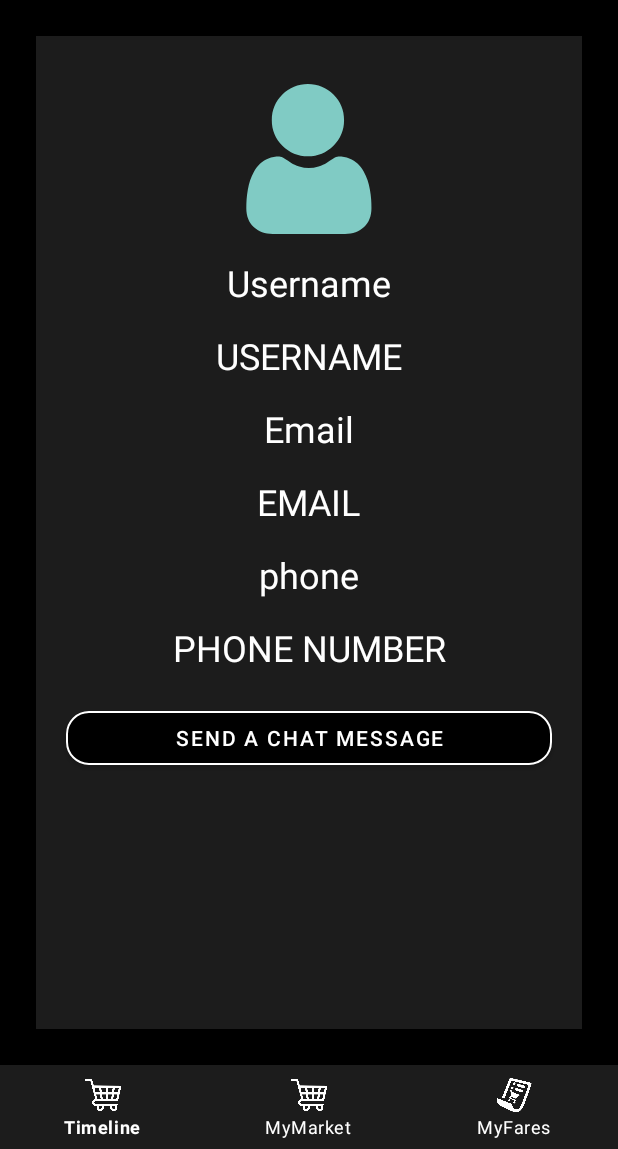
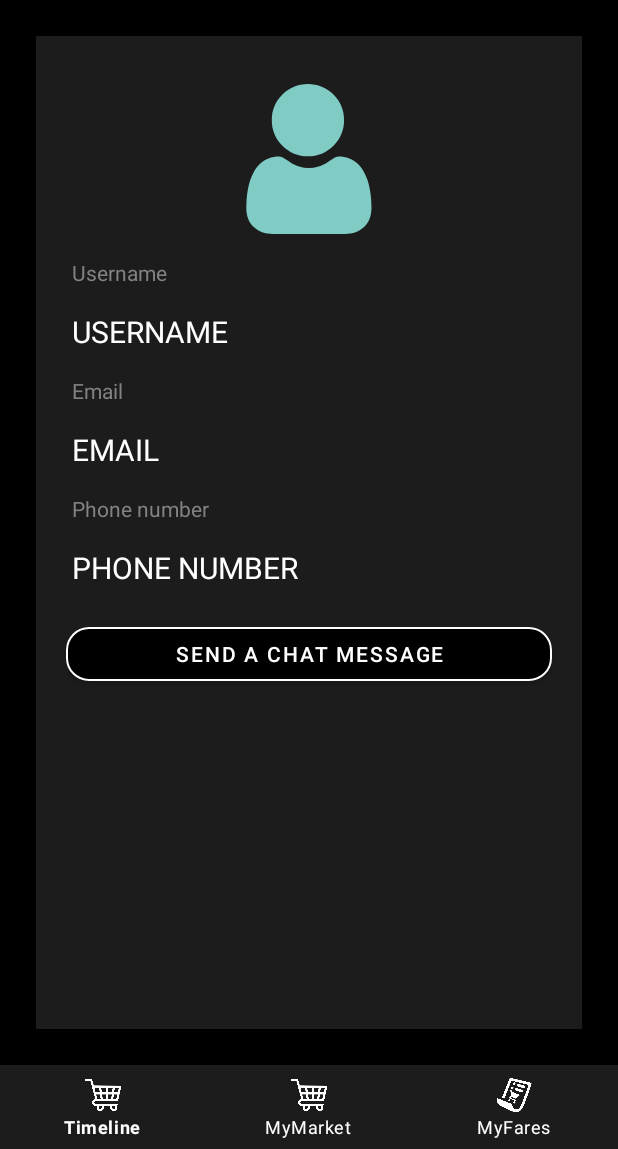
Before and after one commit to ElekesRebeka/Bazaar, an Android app: the ProfileViewFragment screen opened through its navigation route, on a phone screen of 412 x 824 dp, the part 87-1236 px from its top. Run offline under Robolectric (Android 15) with nearby library versions, the phone set to English and light mode, and no system bars; our stand-ins replace navigation-ui; 1 statement that could not run was skipped.

Commit message:
View sellers profile page functionality added

```diff
--- a/app/src/main/java/com/example/bazaar/ui/auth/LoginFragment.kt
+++ b/app/src/main/java/com/example/bazaar/ui/auth/LoginFragment.kt
@@ -12,6 +12,7 @@ import android.widget.TextView
 import androidx.lifecycle.ViewModelProvider
 import androidx.lifecycle.lifecycleScope
 import androidx.navigation.fragment.findNavController
+import com.example.bazaar.MainActivity
 import com.example.bazaar.R
 import com.example.bazaar.repository.Repository
 import com.example.bazaar.viewmodels.LoginViewModel
@@ -53,9 +54,11 @@ class LoginFragment : Fragment() {
             loginViewModel.user.value.let {
                 if (it != null) {
                     it.username = email.text.toString()
+                    MainActivity.sharedPreferences.putStringValue("logged_in_user_name", it.username)
                 }
                 if (it != null) {
                     it.password = password.text.toString()
+                    MainActivity.sharedPreferences.putStringValue("logged_in_user_pass", it.password)
                 }
             }
             lifecycleScope.launch {
--- a/app/src/main/java/com/example/bazaar/ui/auth/ProfileViewFragment.kt
+++ b/app/src/main/java/com/example/bazaar/ui/auth/ProfileViewFragment.kt
@@ -5,21 +5,30 @@ import androidx.fragment.app.Fragment
 import android.view.LayoutInflater
 import android.view.View
 import android.view.ViewGroup
+import android.widget.Button
+import android.widget.EditText
+import android.widget.TextView
 import androidx.lifecycle.ViewModelProvider
 import androidx.lifecycle.lifecycleScope
 import com.example.bazaar.R
 import com.example.bazaar.repository.Repository
+import com.example.bazaar.viewmodels.GetUserDataViewModel
+import com.example.bazaar.viewmodels.GetUserDataViewModelFactory
 import com.example.bazaar.viewmodels.UpdateViewModel
 import com.example.bazaar.viewmodels.UpdateViewModelFactory
 import kotlinx.coroutines.launch
 
 class ProfileViewFragment : Fragment() {
-    lateinit var updateViewModel: UpdateViewModel
+    private lateinit var email: TextView
+    private lateinit var username: TextView
+    private lateinit var phone: TextView
+
+    lateinit var getUserDataViewModel: GetUserDataViewModel
 
     override fun onCreate(savedInstanceState: Bundle?) {
         super.onCreate(savedInstanceState)
-        val factory = UpdateViewModelFactory(Repository())
-        updateViewModel = ViewModelProvider(this, factory).get(UpdateViewModel::class.java)
+        val factory = GetUserDataViewModelFactory(Repository())
+        getUserDataViewModel = ViewModelProvider(this, factory).get(GetUserDataViewModel::class.java)
     }
 
     override fun onCreateView(
@@ -28,11 +37,15 @@ class ProfileViewFragment : Fragment() {
     ): View? {
         // Inflate the layout for this fragment
         val view = inflater.inflate(R.layout.fragment_profile_view, container, false)
+        email = view.findViewById(R.id.emailView)
+        phone = view.findViewById(R.id.phoneNumberView)
+        username = view.findViewById(R.id.nameView)
 
-        //lifecycleScope.launch {
-            //updateViewModel.getData()
-        //}
-
+        getUserDataViewModel.user.observe(viewLifecycleOwner) {
+            username.setText(getUserDataViewModel.user.value!!.username)
+            email.setText(getUserDataViewModel.user.value!!.email)
+            phone.setText(getUserDataViewModel.user.value!!.phone_number.toString())
+        }
         return view
     }
 
--- /dev/null
+++ b/app/src/main/java/com/example/bazaar/viewmodels/GetUserDataViewModel.kt
@@ -0,0 +1,34 @@
+package com.example.bazaar.viewmodels
+
+import android.util.Log
+import androidx.lifecycle.MutableLiveData
+import androidx.lifecycle.ViewModel
+import androidx.lifecycle.viewModelScope
+import com.example.bazaar.MainActivity
+import com.example.bazaar.model.ResponseUser
+import com.example.bazaar.repository.Repository
+import kotlinx.coroutines.launch
+
+class GetUserDataViewModel (val repository: Repository) : ViewModel() {
+    var user: MutableLiveData<ResponseUser> = MutableLiveData()
+
+    init{
+        val seller = MainActivity.sharedPreferences.getStringValue("seller","")
+        if (seller != null) {
+            getData(seller)
+        }
+    }
+
+    private fun getData(username: String){
+        viewModelScope.launch{
+            try{
+                val result = repository.getUserData(username)
+                //Log.d("xxx","getData: ${result.data[0]}")
+                user.value = result.data[0]
+            }
+            catch (e: Exception) {
+                Log.d("xxx", "UpdateViewModel - exception: ${e.toString()}")
+            }
+        }
+    }
+}
--- /dev/null
+++ b/app/src/main/java/com/example/bazaar/viewmodels/GetUserDataViewModelFactory.kt
@@ -0,0 +1,11 @@
+package com.example.bazaar.viewmodels
+
+import androidx.lifecycle.ViewModel
+import androidx.lifecycle.ViewModelProvider
+import com.example.bazaar.repository.Repository
+
+class GetUserDataViewModelFactory (private val repository: Repository) : ViewModelProvider.Factory {
+    override fun <T : ViewModel?> create(modelClass: Class<T>): T {
+        return GetUserDataViewModel(repository) as T
+    }
+}
--- a/app/src/main/res/layout/fragment_profile_view.xml
+++ b/app/src/main/res/layout/fragment_profile_view.xml
@@ -20,11 +20,13 @@
         android:id="@+id/name"
         android:layout_width="wrap_content"
         android:layout_height="wrap_content"
+        android:layout_marginStart="24dp"
         android:layout_marginTop="16dp"
         android:text="@string/username"
-        android:textColor="@color/white"
-        android:textSize="24sp"
+        android:textColor="#828282"
+        android:textSize="14sp"
         app:layout_constraintEnd_toEndOf="parent"
+        app:layout_constraintHorizontal_bias="0.0"
         app:layout_constraintStart_toStartOf="parent"
         app:layout_constraintTop_toBottomOf="@+id/profileImage" />
 
@@ -32,11 +34,13 @@
         android:id="@+id/nameView"
         android:layout_width="wrap_content"
         android:layout_height="wrap_content"
+        android:layout_marginStart="24dp"
         android:layout_marginTop="16dp"
         android:text="USERNAME"
         android:textColor="@color/white"
-        android:textSize="24sp"
+        android:textSize="20sp"
         app:layout_constraintEnd_toEndOf="parent"
+        app:layout_constraintHorizontal_bias="0.0"
         app:layout_constraintStart_toStartOf="parent"
         app:layout_constraintTop_toBottomOf="@+id/name" />
 
@@ -44,11 +48,13 @@
         android:id="@+id/email"
         android:layout_width="wrap_content"
         android:layout_height="wrap_content"
+        android:layout_marginStart="24dp"
         android:layout_marginTop="16dp"
         android:text="@string/email"
-        android:textColor="@color/white"
-        android:textSize="24sp"
+        android:textColor="#828282"
+        android:textSize="14sp"
         app:layout_constraintEnd_toEndOf="parent"
+        app:layout_constraintHorizontal_bias="0.0"
         app:layout_constraintStart_toStartOf="parent"
         app:layout_constraintTop_toBottomOf="@+id/nameView" />
 
@@ -56,11 +62,13 @@
         android:id="@+id/emailView"
         android:layout_width="wrap_content"
         android:layout_height="wrap_content"
+        android:layout_marginStart="24dp"
         android:layout_marginTop="16dp"
         android:text="EMAIL"
         android:textColor="@color/white"
-        android:textSize="24sp"
+        android:textSize="20sp"
         app:layout_constraintEnd_toEndOf="parent"
+        app:layout_constraintHorizontal_bias="0.0"
         app:layout_constraintStart_toStartOf="parent"
         app:layout_constraintTop_toBottomOf="@+id/email" />
 
@@ -68,11 +76,13 @@
         android:id="@+id/phoneNumber"
         android:layout_width="wrap_content"
         android:layout_height="wrap_content"
+        android:layout_marginStart="24dp"
         android:layout_marginTop="16dp"
-        android:text="phone"
-        android:textColor="@color/white"
-        android:textSize="24sp"
+        android:text="Phone number"
+        android:textColor="#828282"
+        android:textSize="14sp"
         app:layout_constraintEnd_toEndOf="parent"
+        app:layout_constraintHorizontal_bias="0.0"
         app:layout_constraintStart_toStartOf="parent"
         app:layout_constraintTop_toBottomOf="@+id/emailView" />
 
@@ -80,16 +90,18 @@
         android:id="@+id/phoneNumberView"
         android:layout_width="wrap_content"
         android:layout_height="wrap_content"
+        android:layout_marginStart="24dp"
         android:layout_marginTop="16dp"
         android:text="PHONE NUMBER"
         android:textColor="@color/white"
-        android:textSize="24sp"
+        android:textSize="20sp"
         app:layout_constraintEnd_toEndOf="parent"
+        app:layout_constraintHorizontal_bias="0.0"
         app:layout_constraintStart_toStartOf="parent"
         app:layout_constraintTop_toBottomOf="@+id/phoneNumber" />
 
     <Button
-        android:id="@+id/launch"
+        android:id="@+id/sendMessage"
         android:layout_width="match_parent"
         android:layout_height="wrap_content"
         android:layout_marginLeft="20dp"
--- a/app/src/main/res/navigation/nav_graph.xml
+++ b/app/src/main/res/navigation/nav_graph.xml
@@ -99,5 +99,9 @@
     <fragment
         android:id="@+id/productDetailViewFragment2"
         android:name="com.example.bazaar.ui.products.ProductDetailViewFragment"
-        android:label="ProductDetailViewFragment" />
+        android:label="ProductDetailViewFragment" >
+        <action
+            android:id="@+id/action_productDetailViewFragment2_to_profileViewFragment"
+            app:destination="@id/profileViewFragment" />
+    </fragment>
 </navigation>
```
Also changed, not shown: app/src/main/java/com/example/bazaar/ui/products/ProductDetailViewFragment.kt (+7 -0 lines), app/src/main/java/com/example/bazaar/viewmodels/UpdateViewModel.kt (+5 -2 lines), app/src/main/res/layout/fragment_product_detail_view.xml (+15 -2 lines).
